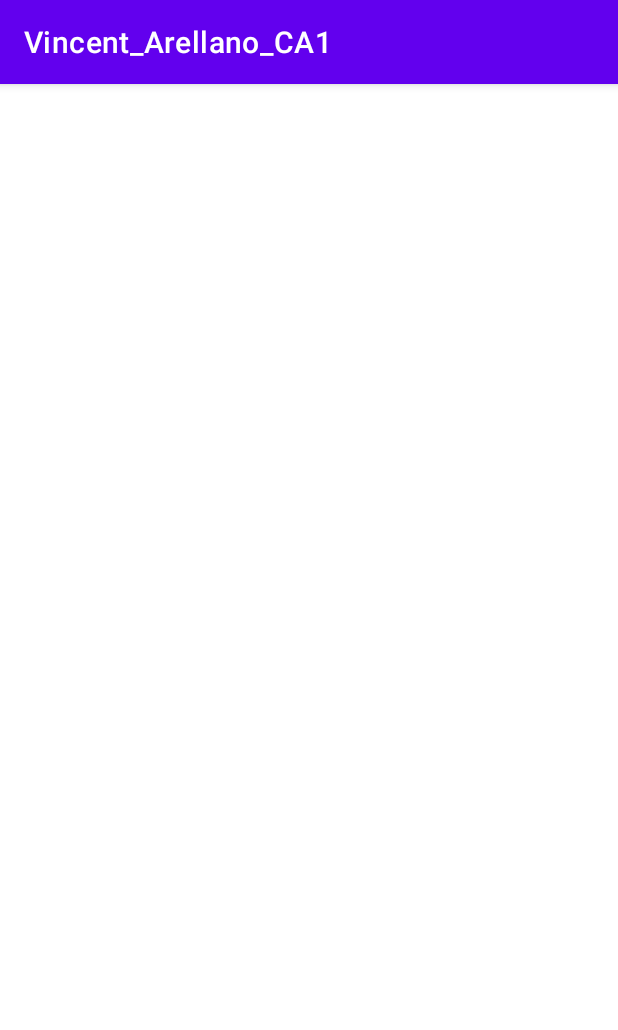
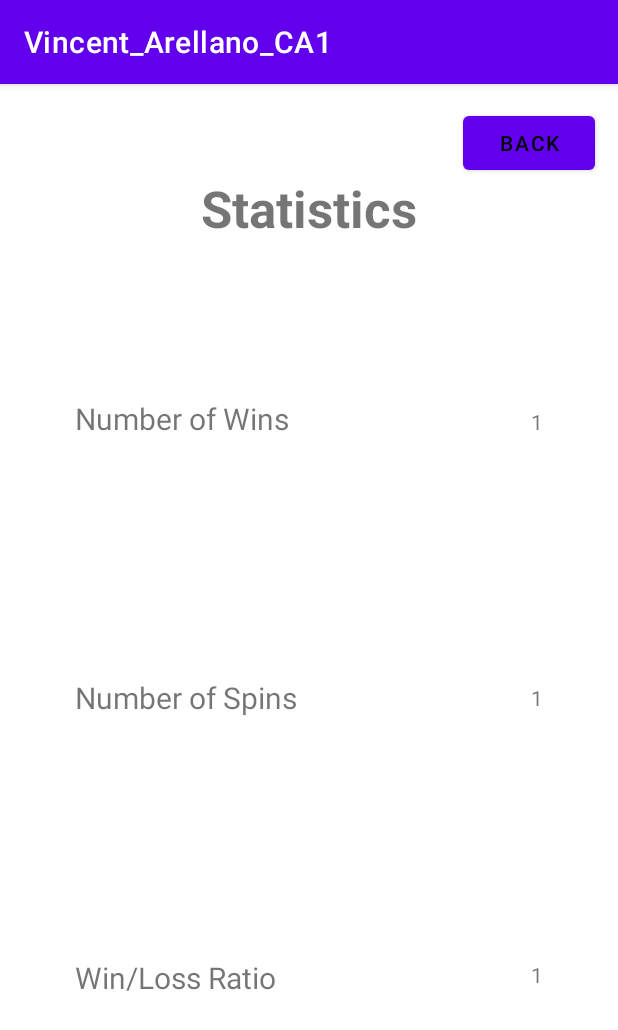
Before and after one commit to VincentArellano/Mobile_Integration_CA1, an Android app: the Statistics screen opened directly, with no data from a screen before it, on a phone screen of 412 x 824 dp. Shown: the top 1030 px of the screen. Run offline under Robolectric (Android 15) with nearby library versions, the light colour scheme and no system bars.

Commit message:
Statistics activity added

```diff
--- a/app/src/main/java/com/example/vincent_arellano_ca1/Instructions.kt
+++ b/app/src/main/java/com/example/vincent_arellano_ca1/Instructions.kt
@@ -14,7 +14,7 @@ class Instructions : AppCompatActivity() {
         super.onCreate(savedInstanceState)
         setContentView(R.layout.instructions)
 
-        val instructionsButton = findViewById<Button>(R.id.button4)
+        val instructionsButton = findViewById<Button>(R.id.button5)
         instructionsButton.setOnClickListener {
             val intent = Intent(this, MainActivity::class.java)
             startActivity(intent)
--- a/app/src/main/java/com/example/vincent_arellano_ca1/Statistics.kt
+++ b/app/src/main/java/com/example/vincent_arellano_ca1/Statistics.kt
@@ -1,11 +1,13 @@
 package com.example.vincent_arellano_ca1
 
+import android.content.Intent
 import android.graphics.Bitmap
 import android.graphics.drawable.BitmapDrawable
 import android.os.Bundle
 import android.util.Log
 import android.widget.Button
 import android.widget.ImageView
+import android.widget.TextView
 import androidx.appcompat.app.AppCompatActivity
 
 class Statistics : AppCompatActivity() {
@@ -13,7 +15,28 @@ class Statistics : AppCompatActivity() {
         super.onCreate(savedInstanceState)
         setContentView(R.layout.statistics)
 
+        val instructionsButton = findViewById<Button>(R.id.button6)
+        instructionsButton.setOnClickListener {
+            val intent = Intent(this, MainActivity::class.java)
+            startActivity(intent)
+        }
+        Log.d("SpinImage", "Statistics... in onCreate()")
 
-        Log.d("SpinImage", "Statistics... in onCreate()")
+        val numOfWins = intent.getIntExtra("numOfWins", 1)
+        val numOfSpins = intent.getIntExtra("numOfSpins", 1)
+        val winSpinRatio = intent.getDoubleExtra("winSpinRatio", 1.1)
+        Log.d("SpinImage","onCreate() Num of Wins = ${numOfWins}" + "Num of Spins = $numOfSpins , Win/Loss Ratio = $winSpinRatio")
+
+        val textView = findViewById<TextView>(R.id.textView9).apply {
+            text = numOfWins.toString()
+        }
+
+        val textView2 = findViewById<TextView>(R.id.textView10).apply {
+            text = numOfWins.toString()
+        }
+
+        val textView3 = findViewById<TextView>(R.id.textView11).apply {
+            text = numOfWins.toString()
+        }
     }
 }
--- a/app/src/main/res/layout/activity_main.xml
+++ b/app/src/main/res/layout/activity_main.xml
@@ -30,7 +30,7 @@
         app:layout_constraintHorizontal_bias="0.5"
         app:layout_constraintStart_toEndOf="@+id/imageView2"
         app:layout_constraintTop_toTopOf="@+id/imageView2"
-        tools:srcCompat="@drawable/lion" />
+        tools:srcCompat="@drawable/hippo" />
 
     <ImageView
         android:id="@+id/imageView2"
--- a/app/src/main/res/layout/instructions.xml
+++ b/app/src/main/res/layout/instructions.xml
@@ -4,6 +4,17 @@
     xmlns:tools="http://schemas.android.com/tools"
     android:layout_width="match_parent"
     android:layout_height="match_parent">
+
+    <Button
+        android:id="@+id/button5"
+        android:layout_width="wrap_content"
+        android:layout_height="wrap_content"
+        android:layout_marginTop="15dp"
+        android:layout_marginEnd="15dp"
+        android:text="@string/backButton"
+        android:textColor="@color/black"
+        app:layout_constraintEnd_toEndOf="parent"
+        app:layout_constraintTop_toTopOf="parent" />
 
     <TextView
         android:id="@+id/textView"
@@ -22,13 +33,14 @@
         android:layout_width="180dp"
         android:layout_height="120dp"
         android:layout_marginStart="50dp"
+        android:layout_marginTop="150dp"
         android:layout_marginEnd="20dp"
         android:width="150dp"
         android:text="@string/click_the_button_quot_spin_quot_to_spin_the_images"
         android:textSize="20sp"
         app:layout_constraintEnd_toEndOf="parent"
         app:layout_constraintStart_toEndOf="@+id/imageView5"
-        app:layout_constraintTop_toTopOf="@+id/imageView5" />
+        app:layout_constraintTop_toTopOf="parent" />
 
     <ImageView
         android:id="@+id/imageView5"
@@ -94,13 +106,4 @@
         app:layout_constraintStart_toStartOf="parent"
         app:srcCompat="@drawable/intructionloss" />
 
-    <Button
-        android:id="@+id/button4"
-        android:layout_width="wrap_content"
-        android:layout_height="wrap_content"
-        android:layout_marginTop="15dp"
-        android:layout_marginEnd="15dp"
-        android:text="@string/back"
-        app:layout_constraintEnd_toEndOf="parent"
-        app:layout_constraintTop_toTopOf="parent" />
 </androidx.constraintlayout.widget.ConstraintLayout>
--- a/app/src/main/res/layout/statistics.xml
+++ b/app/src/main/res/layout/statistics.xml
@@ -1,6 +1,94 @@
 <?xml version="1.0" encoding="utf-8"?>
 <androidx.constraintlayout.widget.ConstraintLayout xmlns:android="http://schemas.android.com/apk/res/android"
+    xmlns:app="http://schemas.android.com/apk/res-auto"
+    xmlns:tools="http://schemas.android.com/tools"
     android:layout_width="match_parent"
     android:layout_height="match_parent">
 
+    <Button
+        android:id="@+id/button6"
+        android:layout_width="wrap_content"
+        android:layout_height="wrap_content"
+        android:layout_marginTop="15dp"
+        android:layout_marginEnd="15dp"
+        android:text="@string/backToMain"
+        android:textColor="@color/black"
+        app:layout_constraintEnd_toEndOf="parent"
+        app:layout_constraintTop_toTopOf="parent" />
+
+    <TextView
+        android:id="@+id/textView5"
+        android:layout_width="wrap_content"
+        android:layout_height="wrap_content"
+        android:layout_marginTop="60dp"
+        android:text="@string/statisticsTitle"
+        android:textSize="34sp"
+        android:textStyle="bold"
+        app:layout_constraintEnd_toEndOf="parent"
+        app:layout_constraintStart_toStartOf="parent"
+        app:layout_constraintTop_toTopOf="parent" />
+
+    <TextView
+        android:id="@+id/textView6"
+        android:layout_width="wrap_content"
+        android:layout_height="wrap_content"
+        android:layout_marginStart="50dp"
+        android:layout_marginTop="50dp"
+        android:text="@string/number_of_wins"
+        android:textSize="20sp"
+        app:layout_constraintBottom_toTopOf="@+id/textView7"
+        app:layout_constraintStart_toStartOf="parent"
+        app:layout_constraintTop_toTopOf="parent" />
+
+    <TextView
+        android:id="@+id/textView7"
+        android:layout_width="wrap_content"
+        android:layout_height="wrap_content"
+        android:text="@string/number_of_spins"
+        android:textSize="20sp"
+        app:layout_constraintBottom_toTopOf="@+id/textView8"
+        app:layout_constraintStart_toStartOf="@+id/textView6"
+        app:layout_constraintTop_toBottomOf="@+id/textView6" />
+
+    <TextView
+        android:id="@+id/textView8"
+        android:layout_width="wrap_content"
+        android:layout_height="wrap_content"
+        android:text="@string/win_loss_ratio"
+        android:textSize="20sp"
+        app:layout_constraintBottom_toBottomOf="parent"
+        app:layout_constraintStart_toStartOf="@+id/textView7"
+        app:layout_constraintTop_toBottomOf="@+id/textView7" />
+
+    <TextView
+        android:id="@+id/textView9"
+        android:layout_width="wrap_content"
+        android:layout_height="wrap_content"
+        android:layout_marginTop="50dp"
+        android:layout_marginEnd="50dp"
+        android:text="TextView"
+        app:layout_constraintBottom_toTopOf="@+id/textView10"
+        app:layout_constraintEnd_toEndOf="parent"
+        app:layout_constraintTop_toTopOf="parent" />
+
+    <TextView
+        android:id="@+id/textView10"
+        android:layout_width="wrap_content"
+        android:layout_height="wrap_content"
+        android:layout_marginEnd="50dp"
+        android:text="TextView"
+        app:layout_constraintBottom_toTopOf="@+id/textView11"
+        app:layout_constraintEnd_toEndOf="parent"
+        app:layout_constraintTop_toBottomOf="@+id/textView9" />
+
+    <TextView
+        android:id="@+id/textView11"
+        android:layout_width="wrap_content"
+        android:layout_height="wrap_content"
+        android:layout_marginEnd="50dp"
+        android:text="TextView"
+        app:layout_constraintBottom_toBottomOf="parent"
+        app:layout_constraintEnd_toEndOf="parent"
+        app:layout_constraintTop_toBottomOf="@+id/textView10" />
+
 </androidx.constraintlayout.widget.ConstraintLayout>
--- a/app/src/main/res/values/strings.xml
+++ b/app/src/main/res/values/strings.xml
@@ -15,4 +15,11 @@
     <string name="spinButton">TODO</string>
     <string name="win">TODO</string>
     <string name="loss">TODO</string>
+    <string name="statisticsTitle">Statistics</string>
+    <string name="number_of_wins">Number of Wins</string>
+    <string name="number_of_spins">Number of Spins</string>
+    <string name="win_loss_ratio">Win/Loss Ratio</string>
+    <string name="back_to_main">Back</string>
+    <string name="backButton">back</string>
+    <string name="backToMain">back</string>
 </resources>
```
